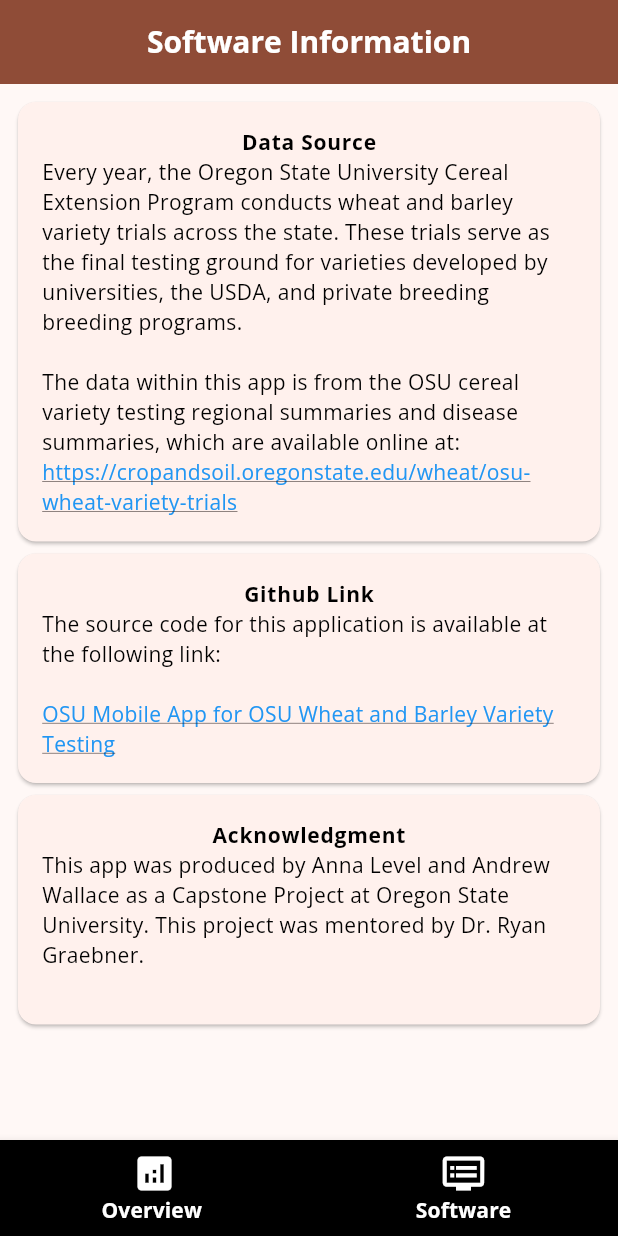
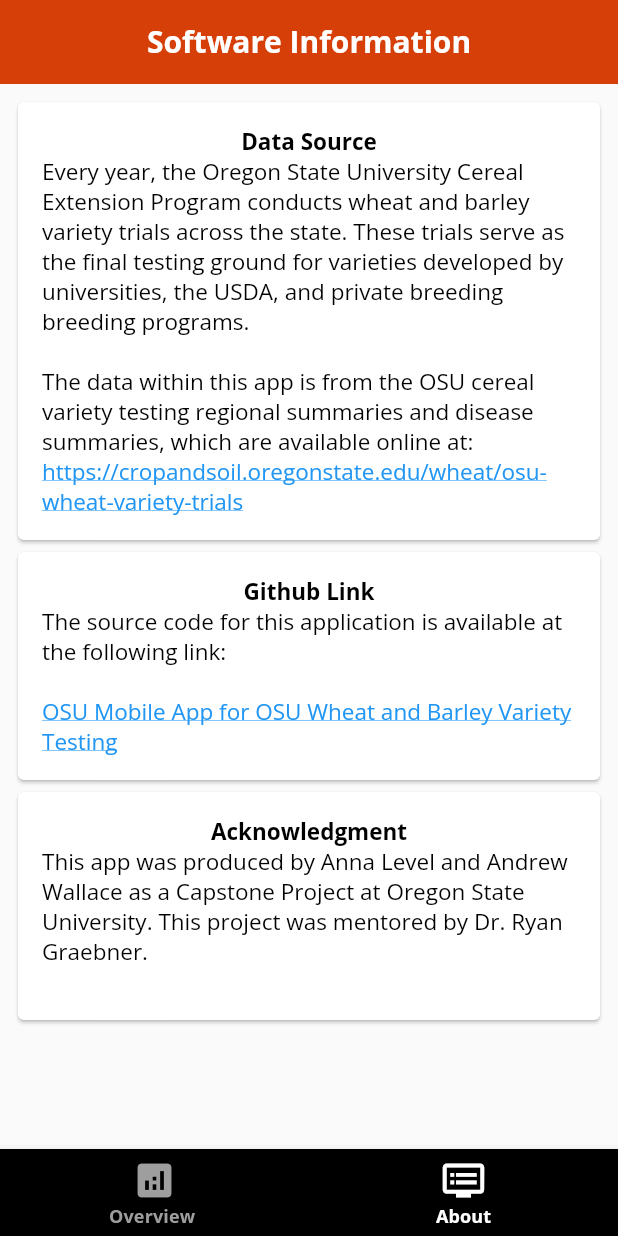
Before and after one commit to ryan-graebner/variety-testing-app, a Flutter app: the screen it shows after launch, item 2 of the bottom bar chosen, on a phone screen of 412 x 824 dp. Run offline on Flutter 3.47's test engine with Material 3 defaults, Android fonts, the phone set to English and light mode, and no system bars; our stand-ins replace data_table_2, shared_preferences; network calls fail.

Commit message:
Enhance various parts of UI

```diff
--- a/lib/models/data_set.dart
+++ b/lib/models/data_set.dart
@@ -15,14 +15,11 @@
 
     for (final trait in json['traits']) {
       Trait deserializedTrait = Trait.fromJson(trait as Map<String, dynamic>);
-      print(deserializedTrait);
       traits.add(deserializedTrait);
     }
-    print("done");
 
     for (final observation in json['observations']) {
       Observation deserializedObservation = Observation.fromJson(observation as Map<String, dynamic>);
-      print(deserializedObservation);
       observations.add(deserializedObservation);
     }
 
--- a/lib/state/csv_manager.dart
+++ b/lib/state/csv_manager.dart
@@ -94,7 +94,7 @@
     List<String> traitNames = getCellValues(dataRows[2]).map((e) => e.trim()).toList();
 
     if (!columnVisibilities.every((visibility) => int.tryParse(visibility) != null)) {
-      // Maybe the visilibities are row 2 instead of row 1?
+      // Maybe the visibilities are row 2 instead of row 1?
       bool isRow2Visibilities = traitNames.every((visibility) => int.tryParse(visibility) != null);
       if (isRow2Visibilities) {
         List<String> temp = columnVisibilities;
--- /dev/null
+++ b/lib/utilities/ui_config.dart
@@ -0,0 +1,40 @@
+import 'package:flutter/material.dart';
+
+class UIConfig {
+  static const primaryOrange = Color.fromARGB(255, 215, 63, 9);
+  static const secondaryGrey = Color.fromARGB(255, 238, 238, 238);
+  static const dividerGrey = Color(0xFF8E8E8E);
+
+  static final appTheme = ThemeData(
+    primaryColor: UIConfig.primaryOrange,
+    dividerTheme: const DividerThemeData(color: dividerGrey),
+    textTheme: textTheme,
+    useMaterial3: false,
+  );
+
+  static const textTheme = TextTheme(
+    // Used for the APP BAR
+      titleLarge: TextStyle(
+          color: Color(0xFFFFFFFF),
+          fontFamily: 'openSans',
+          fontWeight: FontWeight.bold,
+          fontSize: 20.0),
+      // Used for the NAV BAR
+      titleSmall: TextStyle(
+        color: Color(0xFFFFFFFF),
+        fontFamily: 'openSans',
+        fontWeight: FontWeight.bold,
+        fontSize: 12.0, ),
+      bodyLarge: TextStyle(
+          color: Color(0xFF000000),
+          fontFamily: 'openSans',
+          fontWeight: FontWeight.bold,
+          fontSize: 15.0
+      ),
+      bodyMedium: TextStyle(
+        color: Color(0xFF000000),
+        fontFamily: 'openSans',
+        fontSize: 15.0,
+      )
+  );
+}
--- a/lib/views/software_page.dart
+++ b/lib/views/about_page.dart
@@ -2,8 +2,8 @@
 import 'package:url_launcher/url_launcher.dart';
 
 
-class SoftwarePage extends StatelessWidget {
-  const SoftwarePage({super.key});
+class AboutPage extends StatelessWidget {
+  const AboutPage({super.key});
 
   @override
   Widget build(BuildContext context) {
--- a/lib/views/home_page.dart
+++ b/lib/views/home_page.dart
@@ -1,6 +1,7 @@
 import 'package:flutter/material.dart';
+import 'package:variety_testing_app/utilities/ui_config.dart';
 import 'package:variety_testing_app/views/variety_page.dart';
-import 'package:variety_testing_app/views/software_page.dart';
+import 'package:variety_testing_app/views/about_page.dart';
 
 class HomePage extends StatefulWidget {
   const HomePage({super.key,});
@@ -32,27 +33,27 @@
 
   final List<Widget> _pages = [
     const VarietyPage(),
-    const SoftwarePage()
+    const AboutPage()
   ];
 
   @override
   Widget build(BuildContext context) {
     return Scaffold(
-      // Dont show Top Bar in Landscape.
+      // Don't show Top Bar in Landscape.
       appBar:
       MediaQuery.of(context).orientation == Orientation.landscape
         ? null
         : AppBar(
-        backgroundColor: Theme.of(context).colorScheme.primary,
-        // Add White Color to overall style
+        backgroundColor: UIConfig.primaryOrange,
+        elevation: 0,
         titleTextStyle: Theme.of(context).textTheme.titleLarge,
         title: Text(_titles[currentPageIndex]),
         centerTitle: true,
       ),
       // Body is shifted between pages based on bottom pressed button
       body: _pages[currentPageIndex],
-      // Bottom Nav bar with 3 icons.
-      // Dont show Nav bar in landscape
+      // Bottom Nav bar with 2 icons.
+      // Don't show Nav bar in landscape
       bottomNavigationBar:
       MediaQuery.of(context).orientation == Orientation.landscape
         ? null
@@ -63,10 +64,10 @@
               label: "Overview "),
             BottomNavigationBarItem(
               icon: Icon(Icons.dvr, size: 30),
-              label: 'Software',),
+              label: "About",),
           ],
           selectedItemColor: Colors.white,
-          unselectedItemColor: Colors.white,
+          unselectedItemColor: Colors.grey,
           elevation: 5.0,
           currentIndex: currentPageIndex,
           selectedLabelStyle: Theme.of(context).textTheme.titleSmall,
--- a/lib/views/loading_view.dart
+++ b/lib/views/loading_view.dart
@@ -7,7 +7,6 @@
   Widget build(BuildContext context) {
     return const Center(
       child: CircularProgressIndicator(),
-
     );
   }
 }
--- a/lib/views/variety_testing_app.dart
+++ b/lib/views/variety_testing_app.dart
@@ -1,45 +1,15 @@
 import 'package:flutter/material.dart';
+import 'package:variety_testing_app/utilities/ui_config.dart';
 import 'home_page.dart';
 
 class VarietyTestingApp extends StatelessWidget {
   const VarietyTestingApp({super.key});
 
-  // This widget is the root of your application.
   @override
   Widget build(BuildContext context) {
     return MaterialApp(
       title: 'Variety Testing Data',
-      theme: ThemeData(
-        // Added OSU Orange as the Primary Color Scheme of the App
-        colorScheme: ColorScheme.fromSeed(seedColor: const Color.fromARGB(255, 215, 64, 9)),
-        textTheme: const TextTheme(
-          // Used for the APP BAR
-          titleLarge: TextStyle(
-            color: Color(0xFFFFFFFF),
-            fontFamily: 'openSans',
-            fontWeight: FontWeight.bold,
-            fontSize: 20.0),
-          // Used for the NAV BAR
-          titleSmall: TextStyle(
-            color: Color(0xFFFFFFFF),
-            fontFamily: 'openSans',
-            fontWeight: FontWeight.bold,
-            fontSize: 14.0, ),
-          bodyLarge: TextStyle(
-            color: Color(0xFF000000),
-            fontFamily: 'openSans',
-            fontWeight: FontWeight.bold,
-            fontSize: 14.0
-          ),
-          bodyMedium: TextStyle(
-            color: Color(0xFF000000),
-            fontFamily: 'openSans',
-            fontSize: 14,
-          )
-
-          ),
-        useMaterial3: true,
-      ),
+      theme: UIConfig.appTheme,
       home: const HomePage(),
     );
   }
```
Also changed, not shown: lib/state/app_state.dart (+5 -5 lines), lib/views/variety_page.dart (+86 -50 lines).
